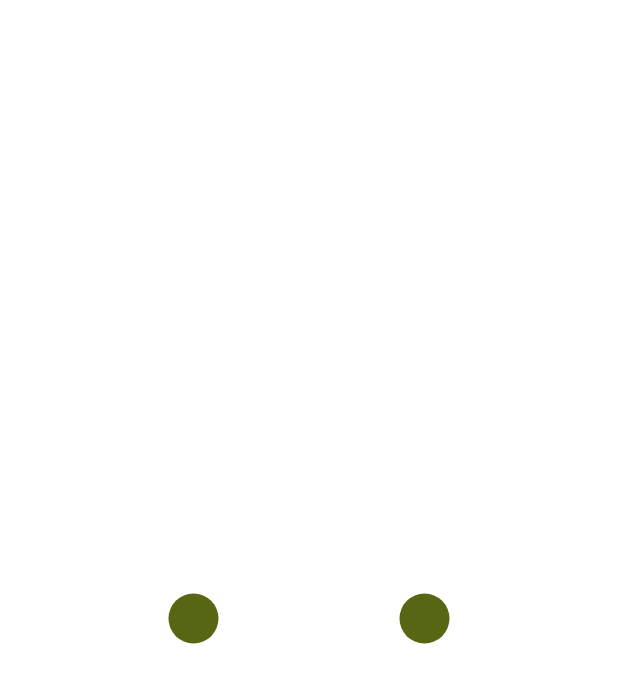
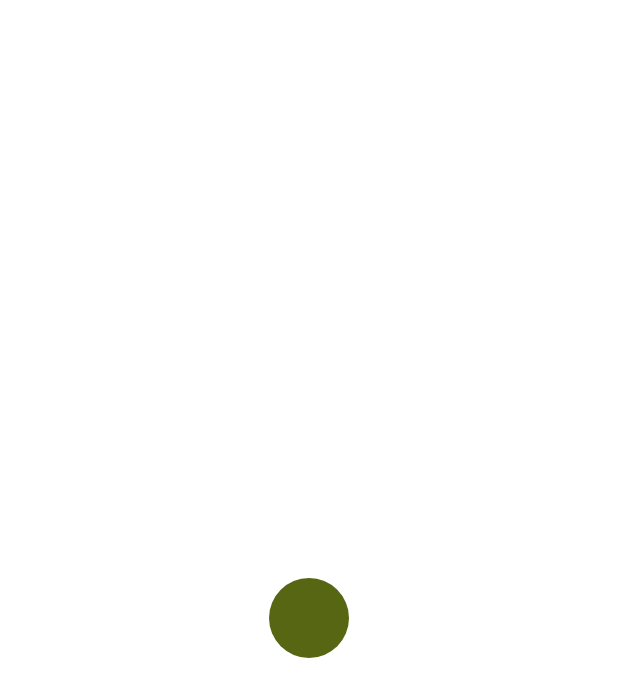
Before and after one commit to GO-GO-NEVER-END/SlidingSubwayView, an Android app: the layout activity_main.xml on its own in the app's theme, with its tools: preview values and no code run, on a phone screen of 412 x 824 dp. Shown: the top 697 px of the screen. Run offline under Robolectric (Android 15) with nearby library versions, the phone set to English and light mode, and no system bars.

Commit message:
feat: StationCircleView Animation 수정
이제 맘에 드네

```diff
--- a/app/src/main/java/com/ggne/slidingsubway/stationcircle/StationCircleView.kt
+++ b/app/src/main/java/com/ggne/slidingsubway/stationcircle/StationCircleView.kt
@@ -4,9 +4,9 @@ import android.animation.ValueAnimator
 import android.content.Context
 import android.graphics.Canvas
 import android.graphics.Color
-import android.graphics.Interpolator
 import android.graphics.Paint
 import android.util.AttributeSet
+import android.util.Log
 import android.view.MotionEvent
 import android.view.View
 import androidx.annotation.ColorInt
@@ -21,9 +21,10 @@ class StationCircleView(context: Context, attrs: AttributeSet) :
     private var circleState: CircleState
     private val maxCircleRadius: Float
     private var circleRadius: Float
+    private var innerCircleRadius: Float
 
     private val valueAnimator: ValueAnimator = ValueAnimator.ofFloat(0f, 1f).apply {
-        duration = 500
+        duration = 200
         addUpdateListener(this@StationCircleView)
     }
 
@@ -42,13 +43,17 @@ class StationCircleView(context: Context, attrs: AttributeSet) :
                 recycle()
             }
         }
-        circleRadius = maxCircleRadius
-    }
 
-    private val strokePaint = Paint().apply {
-        color = subwayColor
-        style = Paint.Style.STROKE
-        strokeWidth = 15f
+        when (circleState) {
+            CircleState.FOCUS -> {
+                innerCircleRadius = maxCircleRadius * INNER_DOWNSCALE
+                circleRadius = maxCircleRadius
+            }
+            CircleState.IDLE -> {
+                innerCircleRadius = 0f
+                circleRadius = maxCircleRadius * DOWNSCALE
+            }
+        }
     }
 
     private val fillPaint = Paint().apply {
@@ -68,17 +73,9 @@ class StationCircleView(context: Context, attrs: AttributeSet) :
 
     override fun onDraw(canvas: Canvas) {
         super.onDraw(canvas)
-
-        when (circleState) {
-            CircleState.FOCUS -> {
-                canvas.drawCircle(width / 2.toFloat(), height / 2.toFloat(), circleRadius, strokePaint)
-                canvas.drawCircle(width / 2.toFloat(), height / 2.toFloat(), circleRadius, whiteFillPaint)
-            }
-            CircleState.IDLE -> {
-                fillPaint.color = subwayColor
-                canvas.drawCircle(width / 2.toFloat(), height / 2.toFloat(), circleRadius, fillPaint)
-            }
-        }
+        canvas.drawCircle(width / 2.toFloat(), height / 2.toFloat(), circleRadius, fillPaint)
+        canvas.drawCircle(width / 2.toFloat(), height / 2.toFloat(), innerCircleRadius, whiteFillPaint)
+        Log.d("Circle", "circle = $circleRadius | inner = $innerCircleRadius")
     }
 
     override fun onTouchEvent(event: MotionEvent?): Boolean {
@@ -103,14 +100,12 @@ class StationCircleView(context: Context, attrs: AttributeSet) :
 
         when (circleState) {
             CircleState.FOCUS -> {
-                whiteFillPaint.alpha = (scale * 255).toInt()
-                fillPaint.alpha = 255 - (scale * 255).toInt()
-                circleRadius = (maxCircleRadius * DOWNSCALE) + 0.1f * scale
+                innerCircleRadius = (maxCircleRadius * INNER_DOWNSCALE) * scale
+                circleRadius = maxCircleRadius * DOWNSCALE + maxCircleRadius * (1f - DOWNSCALE) * scale
             }
             CircleState.IDLE -> {
-                whiteFillPaint.alpha = 255 - (scale * 255).toInt()
-                fillPaint.alpha = (scale * 255).toInt()
-                circleRadius = maxCircleRadius - 0.1f * scale
+                innerCircleRadius = (maxCircleRadius * INNER_DOWNSCALE) *  (1f - scale)
+                circleRadius = maxCircleRadius - maxCircleRadius * (1f - DOWNSCALE) * scale
             }
         }
 
@@ -118,6 +113,7 @@ class StationCircleView(context: Context, attrs: AttributeSet) :
     }
 
     companion object {
-        private const val DOWNSCALE = 0.9f
+        private const val DOWNSCALE = 0.8f
+        private const val INNER_DOWNSCALE = 0.7f
     }
 }
--- a/app/src/main/res/layout/activity_main.xml
+++ b/app/src/main/res/layout/activity_main.xml
@@ -18,23 +18,12 @@
             android:layout_height="wrap_content"
             app:subwayColor="@color/subway_7"
             app:subwayCircleState="IDLE"
-            app:subwayCircleRadius="25"
+            app:subwayCircleRadius="50"
             app:layout_constraintBottom_toBottomOf="parent"
-            app:layout_constraintEnd_toStartOf="@+id/stationCircleView2"
+            app:layout_constraintEnd_toEndOf="parent"
             app:layout_constraintStart_toStartOf="parent"
             app:layout_constraintTop_toTopOf="parent" />
 
-        <com.ggne.slidingsubway.stationcircle.StationCircleView
-            android:id="@+id/stationCircleView2"
-            android:layout_width="wrap_content"
-            android:layout_height="wrap_content"
-            app:subwayColor="@color/subway_7"
-            app:subwayCircleState="IDLE"
-            app:subwayCircleRadius="25"
-            app:layout_constraintBottom_toBottomOf="parent"
-            app:layout_constraintEnd_toEndOf="parent"
-            app:layout_constraintStart_toEndOf="@+id/stationCircleView"
-            app:layout_constraintTop_toTopOf="parent" />
 
 
     </androidx.constraintlayout.widget.ConstraintLayout>
```
Also changed, not shown: 1 other file.
